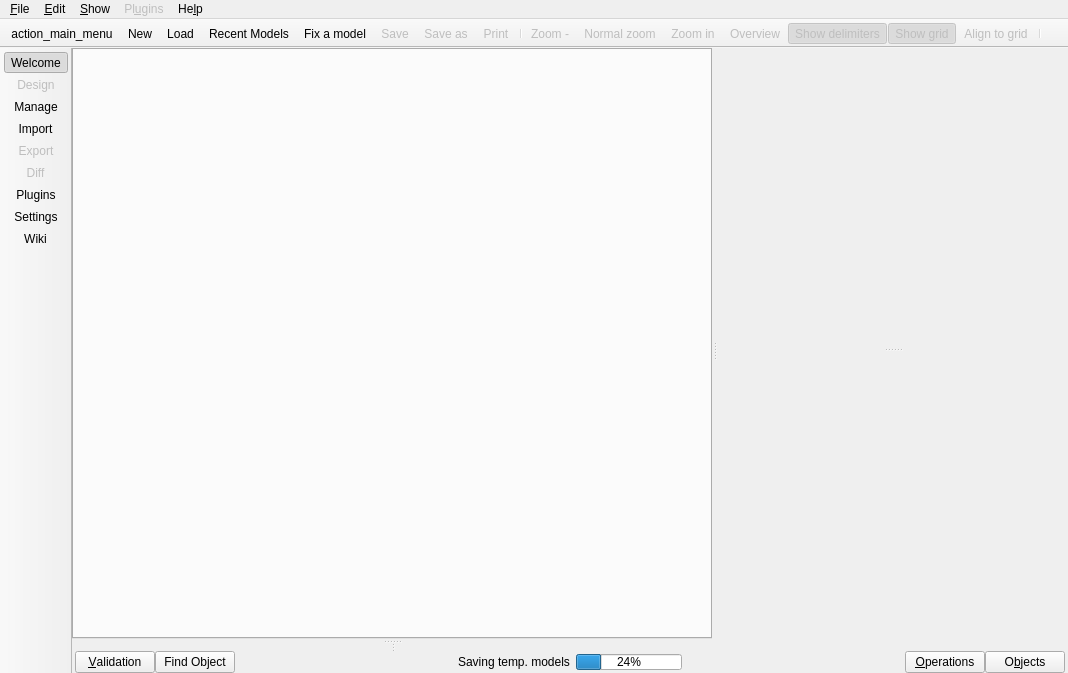
The window that libpgmodeler_ui/ui/mainwindow.ui (pgmodeler/pgmodeler) describes before a commit, drawn with Qt 5.
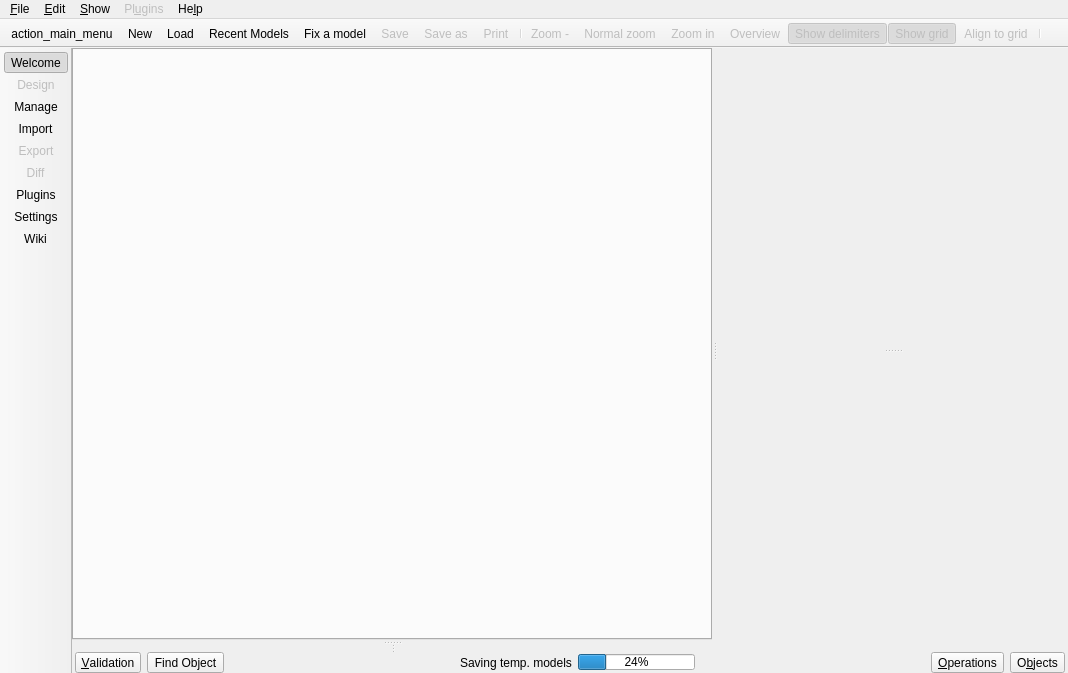
The same window after the commit. The open tabs and pages were chosen to show the change. Icons and pictures are not drawn.

Commit message: Adjustments on warning and hint messages in editing forms

Patch:
```diff
--- a/libpgmodeler_ui/ui/mainwindow.ui
+++ b/libpgmodeler_ui/ui/mainwindow.ui
@@ -382,161 +382,8 @@
              <property name="spacing">
               <number>0</number>
              </property>
-             <item row="0" column="5">
-              <spacer name="horizontalSpacer_2">
-               <property name="orientation">
-                <enum>Qt::Horizontal</enum>
-               </property>
-               <property name="sizeHint" stdset="0">
-                <size>
-                 <width>40</width>
-                 <height>20</height>
-                </size>
-               </property>
-              </spacer>
-             </item>
-             <item row="0" column="7">
-              <widget class="QPushButton" name="objects_btn">
-               <property name="sizePolicy">
-                <sizepolicy hsizetype="Preferred" vsizetype="Preferred">
-                 <horstretch>0</horstretch>
-                 <verstretch>0</verstretch>
-                </sizepolicy>
-               </property>
-               <property name="toolTip">
-                <string>Toggle the model objects widget</string>
-               </property>
-               <property name="text">
-                <string>O&amp;bjects</string>
-               </property>
-               <property name="icon">
-                <iconset resource="../res/resources.qrc">
-                 <normaloff>:/icones/icones/tablespace.png</normaloff>:/icones/icones/tablespace.png</iconset>
-               </property>
-               <property name="iconSize">
-                <size>
-                 <width>20</width>
-                 <height>20</height>
-                </size>
-               </property>
-               <property name="shortcut">
-                <string>Alt+B</string>
-               </property>
-               <property name="checkable">
-                <bool>true</bool>
-               </property>
-               <property name="flat">
-                <bool>false</bool>
-               </property>
-              </widget>
-             </item>
-             <item row="0" column="1">
-              <widget class="QPushButton" name="validation_btn">
-               <property name="sizePolicy">
-                <sizepolicy hsizetype="Preferred" vsizetype="Preferred">
-                 <horstretch>0</horstretch>
-                 <verstretch>0</verstretch>
-                </sizepolicy>
-               </property>
-               <property name="toolTip">
-                <string>Toogle the model validation widgets</string>
-               </property>
-               <property name="text">
-                <string>&amp;Validation</string>
-               </property>
-               <property name="icon">
-                <iconset resource="../res/resources.qrc">
-                 <normaloff>:/icones/icones/validation.png</normaloff>:/icones/icones/validation.png</iconset>
-               </property>
-               <property name="iconSize">
-                <size>
-                 <width>20</width>
-                 <height>20</height>
-                </size>
-               </property>
-               <property name="shortcut">
-                <string>Alt+V</string>
-               </property>
-               <property name="checkable">
-                <bool>true</bool>
-               </property>
-               <property name="flat">
-                <bool>false</bool>
-               </property>
-              </widget>
-             </item>
              <item row="0" column="6">
-              <widget class="QPushButton" name="operations_btn">
-               <property name="sizePolicy">
-                <sizepolicy hsizetype="Preferred" vsizetype="Preferred">
-                 <horstretch>0</horstretch>
-                 <verstretch>0</verstretch>
-                </sizepolicy>
-               </property>
-               <property name="toolTip">
-                <string>Toggle the operation history widget</string>
-               </property>
-               <property name="text">
-                <string>&amp;Operations</string>
-               </property>
-               <property name="icon">
-                <iconset resource="../res/resources.qrc">
-                 <normaloff>:/icones/icones/funcao.png</normaloff>:/icones/icones/funcao.png</iconset>
-               </property>
-               <property name="iconSize">
-                <size>
-                 <width>20</width>
-                 <height>20</height>
-                </size>
-               </property>
-               <property name="shortcut">
-                <string>Alt+O</string>
-               </property>
-               <property name="checkable">
-                <bool>true</bool>
-               </property>
-               <property name="flat">
-                <bool>false</bool>
-               </property>
-              </widget>
-             </item>
-             <item row="0" column="2">
-              <widget class="QPushButton" name="find_obj_btn">
-               <property name="sizePolicy">
-                <sizepolicy hsizetype="Preferred" vsizetype="Preferred">
-                 <horstretch>0</horstretch>
-                 <verstretch>0</verstretch>
-                </sizepolicy>
-               </property>
-               <property name="toolTip">
-                <string>Toggle the object finder</string>
-               </property>
-               <property name="text">
-                <string>Find Object</string>
-               </property>
-               <property name="icon">
-                <iconset resource="../res/resources.qrc">
-                 <normaloff>:/icones/icones/buscar.png</normaloff>:/icones/icones/buscar.png</iconset>
-               </property>
-               <property name="iconSize">
-                <size>
-                 <width>20</width>
-                 <height>20</height>
-                </size>
-               </property>
-               <property name="shortcut">
-                <string>Ctrl+F</string>
-               </property>
-               <property name="checkable">
-                <bool>true</bool>
-               </property>
-               <property name="flat">
-                <bool>false</bool>
-               </property>
-              </widget>
-             </item>
-             <item row="0" column="3">
-              <spacer name="horizontalSpacer">
+              <spacer name="horizontalSpacer_2">
                <property name="orientation">
                 <enum>Qt::Horizontal</enum>
                </property>
@@ -549,6 +396,19 @@
               </spacer>
              </item>
              <item row="0" column="4">
+              <spacer name="horizontalSpacer">
+               <property name="orientation">
+                <enum>Qt::Horizontal</enum>
+               </property>
+               <property name="sizeHint" stdset="0">
+                <size>
+                 <width>40</width>
+                 <height>20</height>
+                </size>
+               </property>
+              </spacer>
+             </item>
+             <item row="0" column="5">
               <widget class="QWidget" name="bg_saving_wgt" native="true">
                <property name="sizePolicy">
                 <sizepolicy hsizetype="Expanding" vsizetype="Preferred">
@@ -570,59 +430,207 @@
                  <number>0</number>
                 </property>
                 <item>
-                 <widget class="QLabel" name="bg_saving_lbl">
-                  <property name="text">
-                   <string>Saving temp. models</string>
-                  </property>
-                 </widget>
-                </item>
-                <item>
-                 <widget class="QProgressBar" name="bg_saving_pb">
-                  <property name="maximumSize">
-                   <size>
-                    <width>16777215</width>
-                    <height>16</height>
-                   </size>
-                  </property>
-                  <property name="value">
-                   <number>24</number>
-                  </property>
-                 </widget>
+                 <layout class="QHBoxLayout" name="horizontalLayout_5">
+                  <item>
+                   <widget class="QLabel" name="bg_saving_lbl">
+                    <property name="text">
+                     <string>Saving temp. models</string>
+                    </property>
+                   </widget>
+                  </item>
+                  <item>
+                   <widget class="QProgressBar" name="bg_saving_pb">
+                    <property name="maximumSize">
+                     <size>
+                      <width>16777215</width>
+                      <height>16</height>
+                     </size>
+                    </property>
+                    <property name="value">
+                     <number>24</number>
+                    </property>
+                   </widget>
+                  </item>
+                 </layout>
                 </item>
                </layout>
               </widget>
              </item>
-             <item row="0" column="0">
-              <spacer name="horizontalSpacer_3">
-               <property name="orientation">
-                <enum>Qt::Horizontal</enum>
+             <item row="0" column="0" colspan="2">
+              <layout class="QHBoxLayout" name="horizontalLayout_3">
+               <property name="spacing">
+                <number>6</number>
                </property>
-               <property name="sizeType">
-                <enum>QSizePolicy::Fixed</enum>
+               <property name="leftMargin">
+                <number>3</number>
                </property>
-               <property name="sizeHint" stdset="0">
-                <size>
-                 <width>3</width>
-                 <height>20</height>
-                </size>
-               </property>
-              </spacer>
+               <item>
+                <widget class="QToolButton" name="validation_btn">
+                 <property name="sizePolicy">
+                  <sizepolicy hsizetype="Preferred" vsizetype="Preferred">
+                   <horstretch>0</horstretch>
+                   <verstretch>0</verstretch>
+                  </sizepolicy>
+                 </property>
+                 <property name="toolTip">
+                  <string>Toogle the model validation widgets</string>
+                 </property>
+                 <property name="text">
+                  <string>&amp;Validation</string>
+                 </property>
+                 <property name="icon">
+                  <iconset resource="../res/resources.qrc">
+                   <normaloff>:/icones/icones/validation.png</normaloff>:/icones/icones/validation.png</iconset>
+                 </property>
+                 <property name="iconSize">
+                  <size>
+                   <width>22</width>
+                   <height>22</height>
+                  </size>
+                 </property>
+                 <property name="shortcut">
+                  <string>Alt+V</string>
+                 </property>
+                 <property name="checkable">
+                  <bool>true</bool>
+                 </property>
+                 <property name="toolButtonStyle">
+                  <enum>Qt::ToolButtonTextBesideIcon</enum>
+                 </property>
+                </widget>
+               </item>
+               <item>
+                <widget class="QToolButton" name="find_obj_btn">
+                 <property name="sizePolicy">
+                  <sizepolicy hsizetype="Preferred" vsizetype="Preferred">
+                   <horstretch>0</horstretch>
+                   <verstretch>0</verstretch>
+                  </sizepolicy>
+                 </property>
+                 <property name="toolTip">
+                  <string>Toggle the object finder</string>
+                 </property>
+                 <property name="text">
+                  <string>Find Object</string>
+                 </property>
+                 <property name="icon">
+                  <iconset resource="../res/resources.qrc">
+                   <normaloff>:/icones/icones/buscar.png</normaloff>:/icones/icones/buscar.png</iconset>
+                 </property>
+                 <property name="iconSize">
+                  <size>
+                   <width>22</width>
+                   <height>22</height>
+                  </size>
+                 </property>
+                 <property name="shortcut">
+                  <string>Ctrl+F</string>
+                 </property>
+                 <property name="checkable">
+                  <bool>true</bool>
+                 </property>
+                 <property name="toolButtonStyle">
+                  <enum>Qt::ToolButtonTextBesideIcon</enum>
+                 </property>
+                </widget>
+               </item>
+              </layout>
              </item>
-             <item row="0" column="8">
-              <spacer name="horizontalSpacer_4">
-               <property name="orientation">
-                <enum>Qt::Horizontal</enum>
+             <item row="0" column="9">
+              <layout class="QHBoxLayout" name="horizontalLayout_4">
+               <property name="spacing">
+                <number>0</number>
                </property>
-               <property name="sizeType">
-                <enum>QSizePolicy::Fixed</enum>
+               <property name="rightMargin">
+                <number>3</number>
                </property>
-               <property name="sizeHint" stdset="0">
-                <size>
-                 <width>3</width>
-                 <height>20</height>
-                </size>
-               </property>
-              </spacer>
+               <item>
+                <widget class="QToolButton" name="operations_btn">
+                 <property name="sizePolicy">
+                  <sizepolicy hsizetype="Preferred" vsizetype="Preferred">
+                   <horstretch>0</horstretch>
+                   <verstretch>0</verstretch>
+                  </sizepolicy>
+                 </property>
+                 <property name="toolTip">
+                  <string>Toggle the operation history widget</string>
+                 </property>
+                 <property name="text">
+                  <string>&amp;Operations</string>
+                 </property>
+                 <property name="icon">
+                  <iconset resource="../res/resources.qrc">
+                   <normaloff>:/icones/icones/funcao.png</normaloff>:/icones/icones/funcao.png</iconset>
+                 </property>
+                 <property name="iconSize">
+                  <size>
+                   <width>22</width>
+                   <height>22</height>
+                  </size>
+                 </property>
+                 <property name="shortcut">
+                  <string>Alt+O</string>
+                 </property>
+                 <property name="checkable">
+                  <bool>true</bool>
+                 </property>
+                 <property name="toolButtonStyle">
+                  <enum>Qt::ToolButtonTextBesideIcon</enum>
+                 </property>
+                </widget>
+               </item>
+               <item>
+                <spacer name="horizontalSpacer_3">
+                 <property name="orientation">
+                  <enum>Qt::Horizontal</enum>
+                 </property>
+                 <property name="sizeType">
+                  <enum>QSizePolicy::Fixed</enum>
+                 </property>
+                 <property name="sizeHint" stdset="0">
+                  <size>
+                   <width>6</width>
+                   <height>20</height>
+                  </size>
+                 </property>
+                </spacer>
+               </item>
+               <item>
+                <widget class="QToolButton" name="objects_btn">
+                 <property name="sizePolicy">
+                  <sizepolicy hsizetype="Preferred" vsizetype="Preferred">
+                   <horstretch>0</horstretch>
+                   <verstretch>0</verstretch>
+                  </sizepolicy>
+                 </property>
+                 <property name="toolTip">
+                  <string>Toggle the model objects widget</string>
+                 </property>
+                 <property name="text">
+                  <string>O&amp;bjects</string>
+                 </property>
+                 <property name="icon">
+                  <iconset resource="../res/resources.qrc">
+                   <normaloff>:/icones/icones/tablespace.png</normaloff>:/icones/icones/tablespace.png</iconset>
+                 </property>
+                 <property name="iconSize">
+                  <size>
+                   <width>22</width>
+                   <height>22</height>
+                  </size>
+                 </property>
+                 <property name="shortcut">
+                  <string>Alt+B</string>
+                 </property>
+                 <property name="checkable">
+                  <bool>true</bool>
+                 </property>
+                 <property name="toolButtonStyle">
+                  <enum>Qt::ToolButtonTextBesideIcon</enum>
+                 </property>
+                </widget>
+               </item>
+              </layout>
              </item>
             </layout>
            </widget>
```
Left out of the diff: 4 changed lines with no effect on the pictures. The commit also changes 26 other files.
